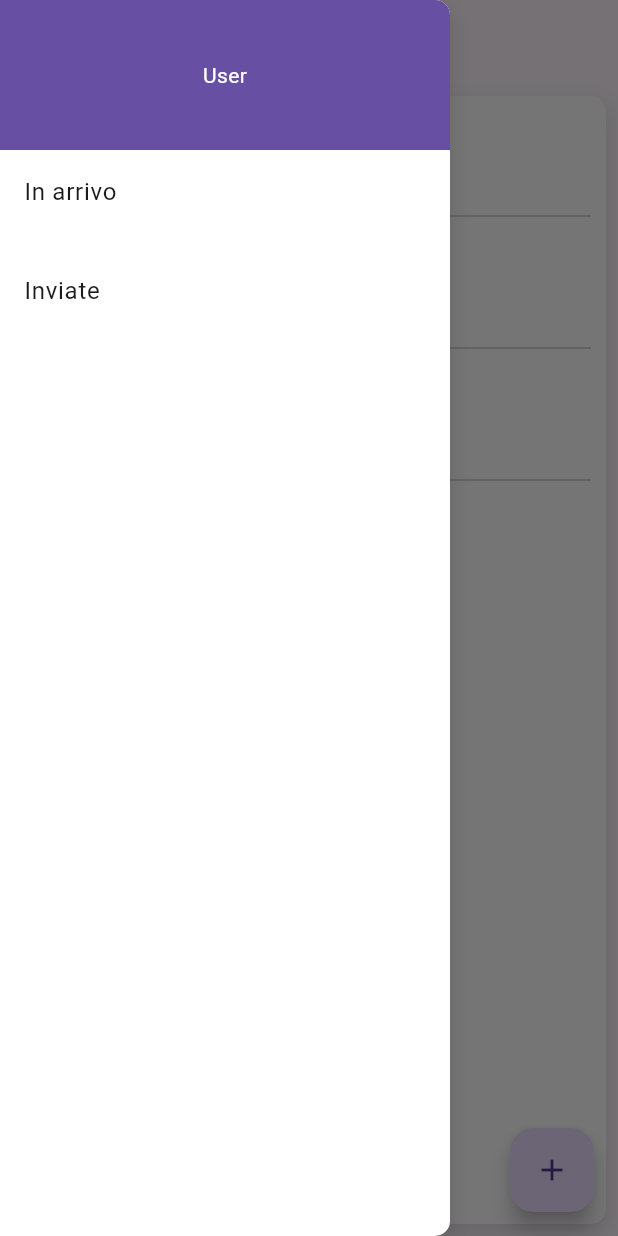
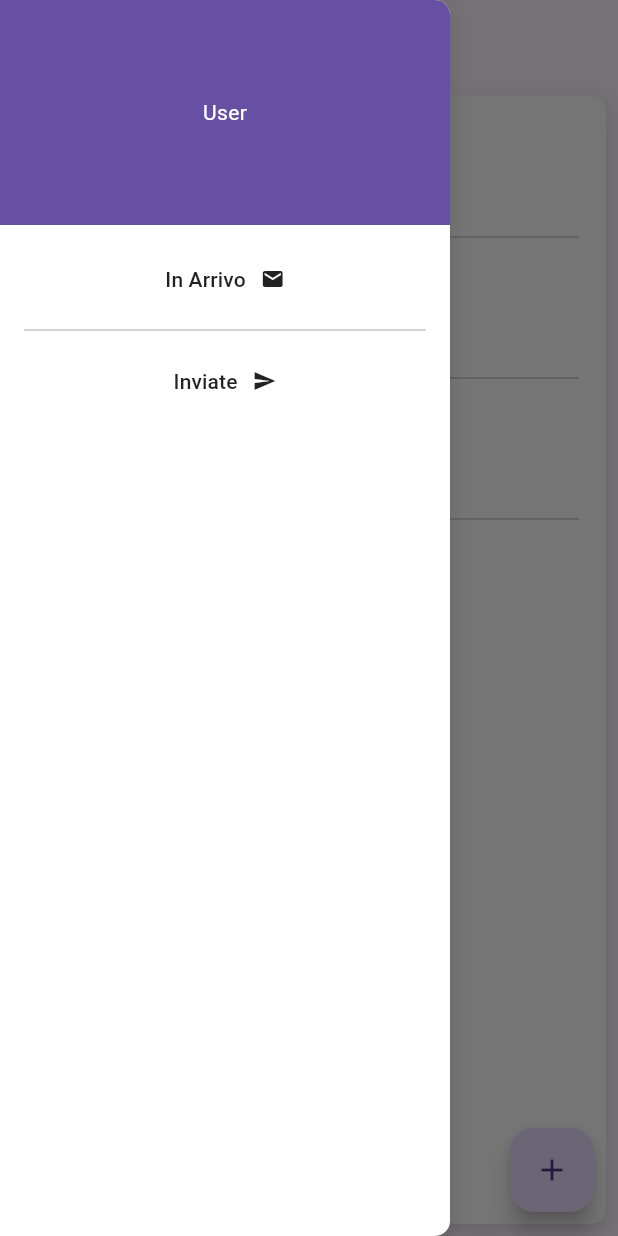
Before and after one commit to dariowskii/flutter_layout_demo, a Flutter app: the screen it shows after launch, with the side drawer open, on a phone screen of 412 x 824 dp. Run offline on Flutter 3.47's test engine with Material 2 defaults, Android fonts, the phone set to English and light mode, and no system bars.

Commit message:
Refactor code

```diff
--- a/lib/screens/home_screen.dart
+++ b/lib/screens/home_screen.dart
@@ -13,7 +13,7 @@ class HomeScreen extends StatelessWidget {
         return const DesktopHomeScreen();
       }
 
-      if (constraints.maxWidth >= 500) {
+      if (constraints.maxWidth >= 600) {
         return const TabletHomeScreen();
       }
 
--- a/lib/screens/mobile_home_screen.dart
+++ b/lib/screens/mobile_home_screen.dart
@@ -1,4 +1,5 @@
 import 'package:flutter/material.dart';
+import 'package:flutter_layout_demo/widgets/base_container.dart';
 import 'package:flutter_layout_demo/widgets/base_scaffold.dart';
 import 'package:flutter_layout_demo/widgets/list_demo.dart';
 import 'package:flutter_layout_demo/widgets/responsive_menu.dart';
@@ -10,30 +11,18 @@ class MobileHomeScreen extends StatelessWidget {
   Widget build(BuildContext context) {
     return BaseScaffold(
       drawer: const ResponsiveMenu(),
-      body: Padding(
+      body: SafeArea(
+        child: Padding(
           padding: const EdgeInsets.all(8.0),
           child: Column(
             crossAxisAlignment: CrossAxisAlignment.stretch,
             mainAxisSize: MainAxisSize.max,
-          children: [
-            Expanded(
-              child: Container(
-                decoration: BoxDecoration(
-                  color: Colors.white,
-                  borderRadius: BorderRadius.circular(10),
-                  boxShadow: [
-                    BoxShadow(
-                      color: Colors.black.withOpacity(0.1),
-                      spreadRadius: 1,
-                      blurRadius: 10,
-                      offset: const Offset(0, 5),
+            children: const [
+              BaseContainer(
+                child: ListDemo(),
               ),
             ],
           ),
-                child: const ListDemo(),
-              ),
-            ),
-          ],
         ),
       ),
     );
--- a/lib/widgets/list_demo.dart
+++ b/lib/widgets/list_demo.dart
@@ -1,22 +1,16 @@
 import 'package:flutter/material.dart';
+import 'package:flutter_layout_demo/widgets/base_button.dart';
 
 class ListDemo extends StatelessWidget {
-  const ListDemo({super.key});
+  const ListDemo({Key? key}) : super(key: key);
 
   @override
   Widget build(BuildContext context) {
     return ListView.separated(
+      padding: const EdgeInsets.all(8),
       shrinkWrap: true,
       itemCount: 4,
-      itemBuilder: (context, index) {
-        return ListTile(
-          title: Text('Mail ${index + 1}'),
-          subtitle: Text('Preview contenuto mail ${index + 1}'),
-          onTap: () {
-            debugPrint('Mail ${index + 1} aperta|');
-          },
-        );
-      },
+      itemBuilder: (_, index) => _SingleMailItem(index: index),
       separatorBuilder: (_, __) => const Padding(
         padding: EdgeInsets.symmetric(horizontal: 10),
         child: Divider(),
@@ -24,3 +18,51 @@ class ListDemo extends StatelessWidget {
     );
   }
 }
+
+class _SingleMailItem extends StatelessWidget {
+  const _SingleMailItem({
+    Key? key,
+    required this.index,
+  })  : assert(index >= 0),
+        super(key: key);
+
+  final int index;
+
+  @override
+  Widget build(BuildContext context) {
+    return BaseButton(
+      child: Padding(
+        padding: const EdgeInsets.symmetric(horizontal: 8),
+        child: Row(
+          children: [
+            CircleAvatar(
+              backgroundColor:
+                  Colors.primaries[index % Colors.primaries.length],
+              child: const Icon(
+                Icons.person,
+                color: Colors.white,
+              ),
+            ),
+            const SizedBox(width: 10),
+            Expanded(
+              child: Column(
+                crossAxisAlignment: CrossAxisAlignment.start,
+                children: [
+                  Text(
+                    'Oggetto Mail ${index + 1}',
+                    style: const TextStyle(
+                      fontSize: 18,
+                      fontWeight: FontWeight.bold,
+                    ),
+                  ),
+                  Text('Testo della mail ${index + 1}'),
+                ],
+              ),
+            ),
+          ],
+        ),
+      ),
+      onTap: () {},
+    );
+  }
+}
--- a/lib/widgets/mail_content.dart
+++ b/lib/widgets/mail_content.dart
@@ -1,7 +1,7 @@
 import 'package:flutter/material.dart';
 
 class MailContent extends StatelessWidget {
-  const MailContent({super.key});
+  const MailContent({Key? key}) : super(key: key);
 
   @override
   Widget build(BuildContext context) {
--- a/lib/widgets/menu_demo.dart
+++ b/lib/widgets/menu_demo.dart
@@ -1,7 +1,10 @@
+import 'dart:io';
+
 import 'package:flutter/material.dart';
+import 'package:flutter_layout_demo/widgets/base_button.dart';
 
 class MenuDemo extends StatelessWidget {
-  const MenuDemo({super.key});
+  const MenuDemo({Key? key}) : super(key: key);
 
   @override
   Widget build(BuildContext context) {
@@ -11,7 +14,7 @@ class MenuDemo extends StatelessWidget {
       crossAxisAlignment: CrossAxisAlignment.stretch,
       children: [
         Container(
-          height: 100,
+          height: Platform.isIOS || Platform.isAndroid ? 150 : 100,
           decoration: BoxDecoration(
             color: Theme.of(context).primaryColor,
             borderRadius: size.width >= 1024
@@ -22,7 +25,8 @@ class MenuDemo extends StatelessWidget {
                     topRight: Radius.circular(10),
                   ),
           ),
-          child: const Center(
+          child: const SafeArea(
+            child: Center(
               child: Text(
                 'User',
                 style: TextStyle(
@@ -31,21 +35,60 @@ class MenuDemo extends StatelessWidget {
               ),
             ),
           ),
-        ListView(
-          shrinkWrap: true,
-          children: [
-            ListTile(
-              title: const Text('In arrivo'),
-              onTap: () {},
         ),
         const SizedBox(height: 10),
-            ListTile(
-              title: const Text('Inviate'),
+        _MenuItem(
+          title: 'In Arrivo',
           onTap: () {},
+          icon: const Icon(
+            Icons.mail,
+            size: 16,
           ),
-          ],
-        )
+        ),
+        const Padding(
+          padding: EdgeInsets.symmetric(horizontal: 16),
+          child: Divider(),
+        ),
+        _MenuItem(
+          title: 'Inviate',
+          onTap: () {},
+          icon: const Icon(
+            Icons.send,
+            size: 16,
+          ),
+        ),
       ],
     );
   }
 }
+
+class _MenuItem extends StatelessWidget {
+  const _MenuItem({
+    Key? key,
+    required this.title,
+    required this.onTap,
+    required this.icon,
+  }) : super(key: key);
+
+  final String title;
+  final VoidCallback onTap;
+  final Icon icon;
+
+  @override
+  Widget build(BuildContext context) {
+    return Padding(
+      padding: const EdgeInsets.symmetric(horizontal: 8.0),
+      child: BaseButton(
+        onTap: onTap,
+        child: Row(
+          mainAxisAlignment: MainAxisAlignment.center,
+          children: [
+            Text(title),
+            const SizedBox(width: 10),
+            icon,
+          ],
+        ),
+      ),
+    );
+  }
+}
```
Also changed, not shown: lib/screens/desktop_home_screen.dart (+11 -52 lines), lib/screens/tablet_home_screen.dart (+7 -34 lines). Lines whose indentation alone changed are shown as unchanged.
